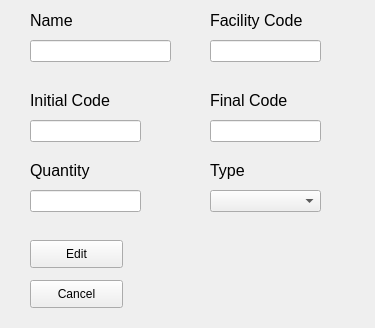
Jballestero1996/SpeedReader, file editorder.ui: the form before one commit.
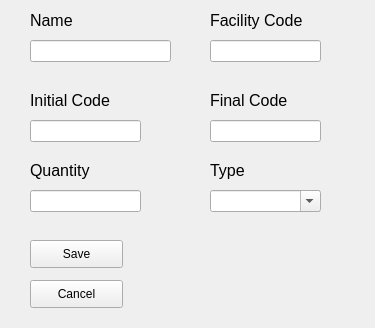
The form after the commit.

Commit message:
Fixed: Facility code only allows numbers under 255. When opening an edited window if the cardtype matches one of the most used cards the correct image will show. Edit works correctly and updates the database accordingly.
Big milestone before implementing search function and printing.

Diff of the .ui file:
```diff
--- a/editorder.ui
+++ b/editorder.ui
@@ -185,6 +185,9 @@
      <height>22</height>
     </rect>
    </property>
+   <property name="editable">
+    <bool>true</bool>
+   </property>
   </widget>
   <widget class="QPushButton" name="PBedit">
    <property name="geometry">
@@ -196,7 +199,7 @@
     </rect>
    </property>
    <property name="text">
-    <string>Edit</string>
+    <string>Save</string>
    </property>
   </widget>
   <widget class="QPushButton" name="PBcancel">
```
Left out of the diff: 2 changed lines with no effect on the pictures. The commit also changes 8 other files.
